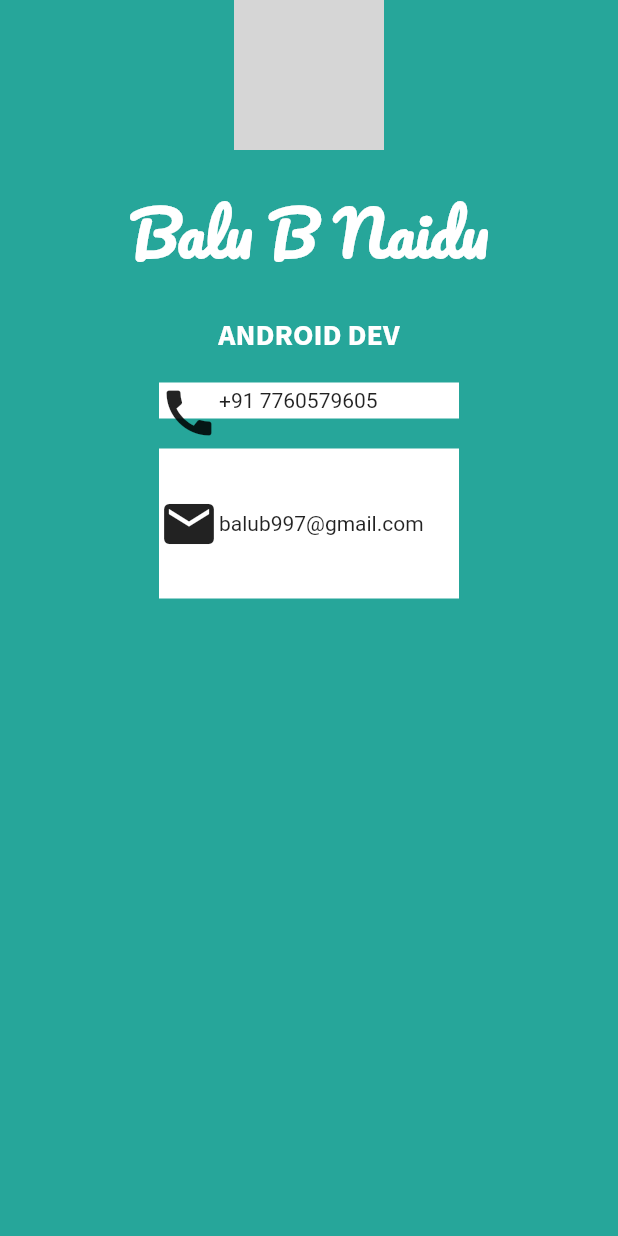
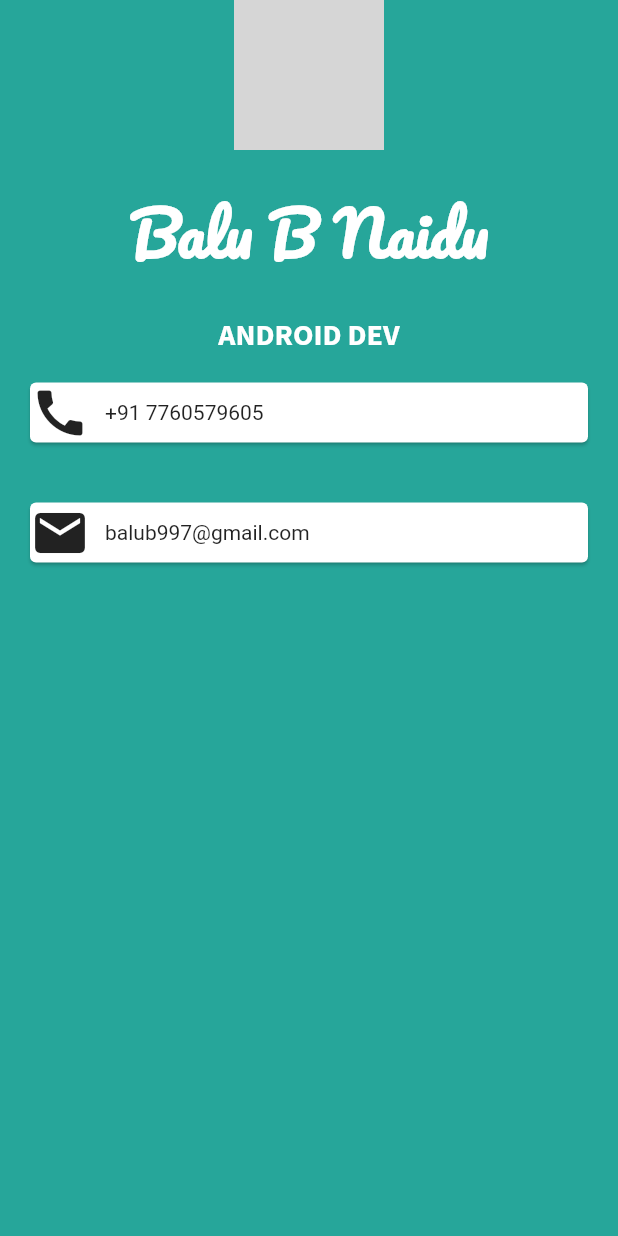
Before and after one commit to balub/Flutter_Business_Card, a Flutter app: the screen it shows after launch, on a phone screen of 412 x 824 dp. Run offline on Flutter 3.47's test engine with Material 2 defaults, Android fonts, the phone set to English and light mode, and no system bars; network calls fail; grey boxes are pictures that could not be loaded.

Commit message:
added Cards

```diff
--- a/lib/main.dart
+++ b/lib/main.dart
@@ -41,10 +41,8 @@ class MyApp extends StatelessWidget {
                         fontWeight: FontWeight.bold),
                   ),
                 ),
-                SizedBox(height: 20),
-                Container(
-                  height: 24,
-                  width: 200,
+                Card(
+                  margin: EdgeInsets.all(20),
                   color: Colors.white,
                   child: Row(
                     children: <Widget>[
@@ -53,15 +51,14 @@ class MyApp extends StatelessWidget {
                         size: 40,
                       ),
                       Container(
+                        margin: EdgeInsets.only(left: 10),
                         child: Text('+91 7760579605'),
                       ),
                     ],
                   ),
                 ),
-                SizedBox(height: 20),
-                Container(
-                  height: 100,
-                  width: 200,
+                Card(
+                  margin: EdgeInsets.all(20),
                   color: Colors.white,
                   child: Row(
                     children: <Widget>[
@@ -70,6 +67,7 @@ class MyApp extends StatelessWidget {
                         size: 40,
                       ),
                       Container(
+                        margin: EdgeInsets.only(left: 10),
                         child: Text('balub997@gmail.com'),
                       ),
                     ],
```
